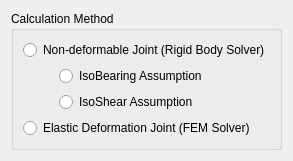
The window that src/widgets/solverwidget.ui (setvisible/fastenerpattern) describes before a commit, drawn with Qt 5.
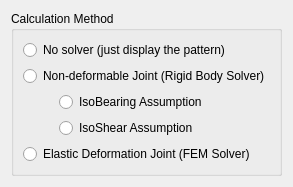
The same window after the commit.

Commit message: added "No Solver" option.

Patch:
```diff
--- a/src/widgets/solverwidget.ui
+++ b/src/widgets/solverwidget.ui
@@ -7,7 +7,7 @@
     <x>0</x>
     <y>0</y>
     <width>258</width>
-    <height>137</height>
+    <height>160</height>
    </rect>
   </property>
   <property name="windowTitle">
@@ -20,7 +20,7 @@
       <string>Calculation Method</string>
      </property>
      <layout class="QGridLayout" name="gridLayout" columnstretch="0,0">
-      <item row="1" column="0" rowspan="2">
+      <item row="2" column="0" rowspan="2">
        <spacer name="horizontalSpacer">
         <property name="orientation">
          <enum>Qt::Horizontal</enum>
@@ -36,17 +36,7 @@
         </property>
        </spacer>
       </item>
-      <item row="3" column="0" colspan="2">
-       <widget class="QRadioButton" name="radioSolver_2">
-        <property name="text">
-         <string>Elastic Deformation Joint (FEM Solver)</string>
-        </property>
-        <property name="autoExclusive">
-         <bool>false</bool>
-        </property>
-       </widget>
-      </item>
-      <item row="0" column="0" colspan="2">
+      <item row="1" column="0" colspan="2">
        <widget class="QRadioButton" name="radioSolver_1">
         <property name="text">
          <string>Non-deformable Joint (Rigid Body Solver)</string>
@@ -59,17 +49,7 @@
         </property>
        </widget>
       </item>
-      <item row="1" column="1">
-       <widget class="QRadioButton" name="radioRBS_1">
-        <property name="text">
-         <string>IsoBearing Assumption</string>
-        </property>
-        <property name="autoExclusive">
-         <bool>false</bool>
-        </property>
-       </widget>
-      </item>
-      <item row="2" column="1">
+      <item row="3" column="1">
        <widget class="QRadioButton" name="radioRBS_2">
         <property name="text">
          <string>IsoShear Assumption</string>
@@ -79,6 +59,42 @@
         </property>
        </widget>
       </item>
+      <item row="2" column="1">
+       <widget class="QRadioButton" name="radioRBS_1">
+        <property name="text">
+         <string>IsoBearing Assumption</string>
+        </property>
+        <property name="autoExclusive">
+         <bool>false</bool>
+        </property>
+       </widget>
+      </item>
+      <item row="4" column="0" colspan="2">
+       <widget class="QRadioButton" name="radioSolver_2">
+        <property name="text">
+         <string>Elastic Deformation Joint (FEM Solver)</string>
+        </property>
+        <property name="checked">
+         <bool>false</bool>
+        </property>
+        <property name="autoExclusive">
+         <bool>false</bool>
+        </property>
+       </widget>
+      </item>
+      <item row="0" column="0" colspan="2">
+       <widget class="QRadioButton" name="radioSolver_0">
+        <property name="text">
+         <string>No solver (just display the pattern)</string>
+        </property>
+        <property name="checked">
+         <bool>false</bool>
+        </property>
+        <property name="autoExclusive">
+         <bool>false</bool>
+        </property>
+       </widget>
+      </item>
      </layout>
     </widget>
    </item>
```
The commit also changes 2 other files.
